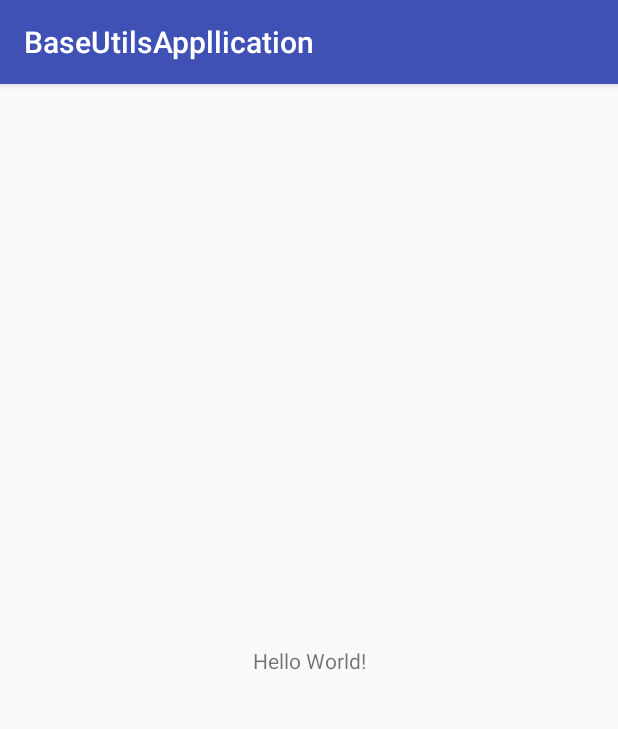
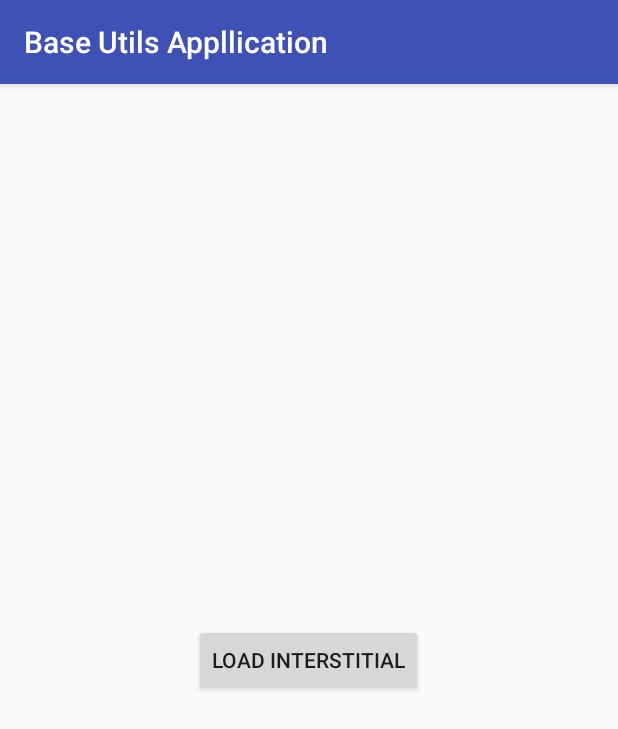
Before and after one commit to Enlistech/BaseUtils, an Android app: the screen it shows after launch (MainActivity before the commit, AdsActivity after it), on a phone screen of 412 x 824 dp. Shown: the top 729 px of the screen. Run offline under Robolectric (Android 15) with nearby library versions, the phone set to English and light mode, and no system bars; our stand-ins replace AdMob, ButterKnife.

Commit message:
Add Banner ads and Interstitial ads

```diff
--- a/app/build.gradle
+++ b/app/build.gradle
@@ -28,5 +28,8 @@ dependencies {
 
     implementation 'com.android.support:appcompat-v7:28.0.0-rc01'
     implementation 'com.android.support.constraint:constraint-layout:1.1.2'
-    implementation"org.jetbrains.kotlin:kotlin-stdlib-jdk7:$kotlin_version"
+    implementation "org.jetbrains.kotlin:kotlin-stdlib-jdk7:$kotlin_version"
+    implementation project(path: ':baseutils')
+
+    implementation 'com.google.android.gms:play-services-ads:15.0.1'
 }
--- a/app/src/main/AndroidManifest.xml
+++ b/app/src/main/AndroidManifest.xml
@@ -9,13 +9,14 @@
         android:roundIcon="@mipmap/ic_launcher_round"
         android:supportsRtl="true"
         android:theme="@style/AppTheme">
-        <activity android:name=".MainActivity">
+        <activity android:name=".AdsActivity">
             <intent-filter>
                 <action android:name="android.intent.action.MAIN" />
 
                 <category android:name="android.intent.category.LAUNCHER" />
             </intent-filter>
         </activity>
+        <activity android:name=".MainActivity" />
     </application>
 
 </manifest>
--- /dev/null
+++ b/app/src/main/java/com/thebrownarrow/baseutils/appllication/AdsActivity.java
@@ -0,0 +1,49 @@
+package com.thebrownarrow.baseutils.appllication;
+
+import android.os.Bundle;
+import android.view.View;
+
+import com.google.android.gms.ads.AdListener;
+import com.google.android.gms.ads.AdSize;
+import com.thebrownarrow.baseutils.ui.BaseActivity;
+
+/**
+ * @author The Brown Arrow.
+ * Email - thebrownarrow@gmail.com
+ */
+public class AdsActivity extends BaseActivity {
+
+    @Override
+    protected void onCreate(Bundle savedInstanceState) {
+        super.onCreate(savedInstanceState);
+        setContentView(R.layout.activity_ads);
+    }
+
+    @Override
+    protected boolean hasAds() {
+        return true;
+    }
+
+    @Override
+    protected void setContent() {
+        initializeAds(getString(R.string.ad_app_id));
+        loadInterstitialAd(getString(R.string.interstitial_ad_id));
+        loadBannerAd(R.id.linearLayoutAdView, getString(R.string.banner_ad_id), AdSize.SMART_BANNER);
+    }
+
+    public void openAds(View view) {
+        if (interstitialAd != null && interstitialAd.isLoaded()) {
+            interstitialAd.show();
+            interstitialAd.setAdListener(new AdListener() {
+                public void onAdLoaded() {
+
+                }
+
+                @Override
+                public void onAdClosed() {
+                    interstitialAd.loadAd(adRequest);
+                }
+            });
+        }
+    }
+}
--- /dev/null
+++ b/app/src/main/res/layout/activity_ads.xml
@@ -0,0 +1,27 @@
+<?xml version="1.0" encoding="utf-8"?>
+<LinearLayout xmlns:android="http://schemas.android.com/apk/res/android"
+    xmlns:ads="http://schemas.android.com/apk/res-auto"
+    android:layout_width="match_parent"
+    android:layout_height="match_parent"
+    android:gravity="center"
+    android:orientation="vertical">
+
+    <LinearLayout
+        android:id="@+id/linearLayoutAdView"
+        android:layout_width="wrap_content"
+        android:layout_height="wrap_content"
+        android:orientation="vertical" />
+
+    <Button
+        android:id="@+id/button"
+        android:layout_width="wrap_content"
+        android:layout_height="wrap_content"
+        android:layout_marginEnd="8dp"
+        android:layout_marginStart="8dp"
+        android:onClick="openAds"
+        android:text="Load Interstitial"
+        ads:layout_constraintEnd_toEndOf="parent"
+        ads:layout_constraintStart_toStartOf="parent"
+        ads:layout_constraintTop_toTopOf="parent" />
+
+</LinearLayout>
--- a/app/src/main/res/values/strings.xml
+++ b/app/src/main/res/values/strings.xml
@@ -1,3 +1,11 @@
 <resources>
-    <string name="app_name">BaseUtilsAppllication</string>
+    <string name="app_name">Base Utils Appllication</string>
+
+    <string name="ad_app_id">ca-app-pub-3940256099942544~3347511713</string>
+    <string name="banner_ad_id">ca-app-pub-3940256099942544/6300978111</string>
+    <string name="interstitial_ad_id">ca-app-pub-3940256099942544/1033173712</string>
+    <string name="interstitial_video_ad_id">ca-app-pub-3940256099942544/8691691433</string>
+    <string name="rewarded_video_id">ca-app-pub-3940256099942544/5224354917</string>
+    <string name="native_advanced_id">ca-app-pub-3940256099942544/2247696110</string>
+    <string name="native_advanced_video_id">ca-app-pub-3940256099942544/1044960115</string>
 </resources>
--- a/baseutils/build.gradle
+++ b/baseutils/build.gradle
@@ -28,6 +28,10 @@ dependencies {
     implementation 'com.android.support:appcompat-v7:28.0.0-rc01'
     implementation 'com.android.support:recyclerview-v7:27.0.0'
     implementation 'com.android.support:cardview-v7:27.0.0'
+
+    implementation 'com.google.firebase:firebase-core:16.0.1'
+    implementation 'com.google.firebase:firebase-ads:15.0.1'
+
     // ButterKnife for annotation - https://github.com/JakeWharton/butterknife
     implementation 'com.jakewharton:butterknife:8.8.1'
     annotationProcessor 'com.jakewharton:butterknife-compiler:8.8.1'
--- a/baseutils/src/main/AndroidManifest.xml
+++ b/baseutils/src/main/AndroidManifest.xml
@@ -1,2 +1,5 @@
 <manifest xmlns:android="http://schemas.android.com/apk/res/android"
-    package="com.thebrownarrow.baseutils" />
+    package="com.thebrownarrow.baseutils">
+
+    <uses-permission android:name="android.permission.INTERNET" />
+</manifest>
--- a/baseutils/src/main/java/com/thebrownarrow/baseutils/ui/BaseActivity.java
+++ b/baseutils/src/main/java/com/thebrownarrow/baseutils/ui/BaseActivity.java
@@ -8,8 +8,20 @@ import android.support.v7.widget.LinearLayoutManager;
 import android.support.v7.widget.RecyclerView;
 import android.util.DisplayMetrics;
 import android.view.MenuItem;
+import android.view.View;
+import android.view.Window;
+import android.widget.LinearLayout;
 import android.widget.Toast;
 
+import com.google.android.gms.ads.AdListener;
+import com.google.android.gms.ads.AdLoader;
+import com.google.android.gms.ads.AdRequest;
+import com.google.android.gms.ads.AdSize;
+import com.google.android.gms.ads.AdView;
+import com.google.android.gms.ads.InterstitialAd;
+import com.google.android.gms.ads.MobileAds;
+import com.google.android.gms.ads.formats.NativeAdOptions;
+import com.google.android.gms.ads.formats.UnifiedNativeAd;
 import com.thebrownarrow.baseutils.R;
 import com.thebrownarrow.baseutils.util.NetworkUtils;
 
@@ -20,10 +32,18 @@ public abstract class BaseActivity extends AppCompatActivity {
     private ProgressDialog mProgressDialog;
     public int deviceHeight;
     public int deviceWidth;
+    public AdRequest adRequest;
+    public InterstitialAd interstitialAd;
+    public AdView adView;
 
     @Override
     protected void onCreate(Bundle savedInstanceState) {
         super.onCreate(savedInstanceState);
+        if (isActionBarOverlay()) {
+            requestWindowFeature(Window.FEATURE_ACTION_BAR_OVERLAY);
+            supportRequestWindowFeature(Window.FEATURE_ACTION_BAR_OVERLAY);
+            requestWindowFeature(Window.FEATURE_NO_TITLE);
+        }
 
         DisplayMetrics displayMetrics = new DisplayMetrics();
         getWindowManager().getDefaultDisplay().getMetrics(displayMetrics);
@@ -35,53 +55,61 @@ public abstract class BaseActivity extends AppCompatActivity {
     public void setContentView(int layoutResID) {
         super.setContentView(layoutResID);
         ButterKnife.bind(this);
+
+        if (hasAds()) {
+            adRequest = new AdRequest.Builder()
+                    .addTestDevice(AdRequest.DEVICE_ID_EMULATOR)
+                    .addTestDevice("951A389D53ED3891F7FE6B5F981048E8") // Moto G4 Plus
+                    .addTestDevice("13BF45B66CBEA5DD87E3ADF5F941FFE0") // Moto E Ankita
+                    .addTestDevice("1E737E5DD483267E0A5CD5D50786ABA2") // Moto E Jaydip
+                    .addTestDevice("41661F52A3C37891FE88331B6E46EFE1") // Moto G5 Plus
+                    .build();
+        }
+
         setContent();
     }
 
     protected abstract void setContent();
 
+    protected boolean isActionBarOverlay() {
+        return false;
+    }
+
+    protected boolean hasAds() {
+        return false;
+    }
+
     public boolean isNetworkConnected() {
         if (!NetworkUtils.isNetworkConnected(BaseActivity.this)) {
-            showError(getString(R.string.error_internet));
+            showErrorToast(getString(R.string.error_internet));
             return false;
         } else {
             return true;
         }
     }
 
-    public void showError(String errorMsg) {
+    public void showErrorToast(String errorMsg) {
         Toast.makeText(BaseActivity.this, errorMsg, Toast.LENGTH_LONG).show();
     }
 
-    public void showSuccess(String successMsg) {
-        Toast.makeText(BaseActivity.this, successMsg, Toast.LENGTH_LONG).show();
+    public void showSuccessToast(String successMsg) {
+        Toast.makeText(BaseActivity.this, successMsg, Toast.LENGTH_SHORT).show();
     }
 
-    protected RecyclerView setLinearRecyclerView(RecyclerView recyclerView) {
-        LinearLayoutManager linearLayoutManager = new LinearLayoutManager(this, LinearLayoutManager.VERTICAL, false);
+    protected RecyclerView setLinearRecyclerView(RecyclerView recyclerView, boolean reverseLayout) {
+        LinearLayoutManager linearLayoutManager = new LinearLayoutManager(this, LinearLayoutManager.VERTICAL, reverseLayout);
         recyclerView.setHasFixedSize(false);
         recyclerView.setNestedScrollingEnabled(false);
         recyclerView.setLayoutManager(linearLayoutManager);
         return recyclerView;
     }
 
-    protected RecyclerView setGridRecyclerView(RecyclerView recyclerView) {
-        GridLayoutManager gridLayoutManager = new GridLayoutManager(this, 2);
+    protected RecyclerView setGridRecyclerView(RecyclerView recyclerView, int spanCount) {
+        GridLayoutManager gridLayoutManager = new GridLayoutManager(this, spanCount);
         recyclerView.setHasFixedSize(false);
         recyclerView.setNestedScrollingEnabled(false);
         recyclerView.setLayoutManager(gridLayoutManager);
         return recyclerView;
-    }
-
-    @Override
-    public boolean onOptionsItemSelected(MenuItem item) {
-        switch (item.getItemId()) {
-            case android.R.id.home:
-                finish();
-                return true;
-            default:
-                return super.onOptionsItemSelected(item);
-        }
     }
 
     public void showLoading(String message) {
@@ -99,7 +127,53 @@ public abstract class BaseActivity extends AppCompatActivity {
         }
     }
 
-    public void showToast(String msg) {
-        Toast.makeText(BaseActivity.this, msg, Toast.LENGTH_LONG).show();
+    public void initializeAds(String adsAppId) {
+        MobileAds.initialize(this, adsAppId);
+    }
+
+    public void loadBannerAd(int linearLayout, String bannerAdId, AdSize adSize) {
+        adView = new AdView(this);
+        final LinearLayout linearLayoutAdView = findViewById(linearLayout);
+
+        adView.setAdUnitId(bannerAdId);
+        adView.setAdSize(adSize);
+        adView.loadAd(adRequest);
+        adView.setAdListener(new AdListener() {
+            @Override
+            public void onAdClosed() {
+                super.onAdClosed();
+                linearLayoutAdView.setVisibility(View.GONE);
+            }
+
+            @Override
+            public void onAdFailedToLoad(int i) {
+                super.onAdFailedToLoad(i);
+                linearLayoutAdView.setVisibility(View.GONE);
+            }
+
+            @Override
+            public void onAdLoaded() {
+                super.onAdLoaded();
+                linearLayoutAdView.setVisibility(View.VISIBLE);
+            }
+        });
+        linearLayoutAdView.addView(adView);
+    }
+
+    public void loadInterstitialAd(String interstitialAdId) {
+        interstitialAd = new InterstitialAd(this);
+        interstitialAd.setAdUnitId(interstitialAdId);
+        interstitialAd.loadAd(adRequest);
+    }
+
+    @Override
+    public boolean onOptionsItemSelected(MenuItem item) {
+        switch (item.getItemId()) {
+            case android.R.id.home:
+                finish();
+                return true;
+            default:
+                return super.onOptionsItemSelected(item);
+        }
     }
 }
```
Also changed, not shown: baseutils/src/main/java/com/thebrownarrow/baseutils/ui/BaseFragment.java (+32 -29 lines).
